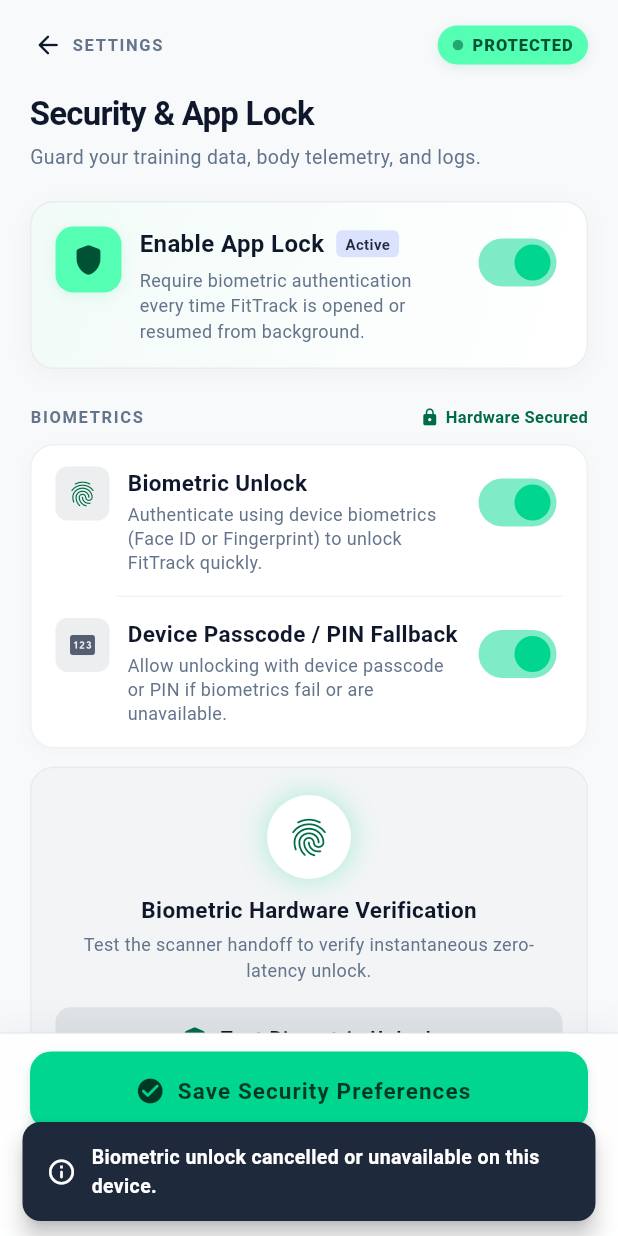
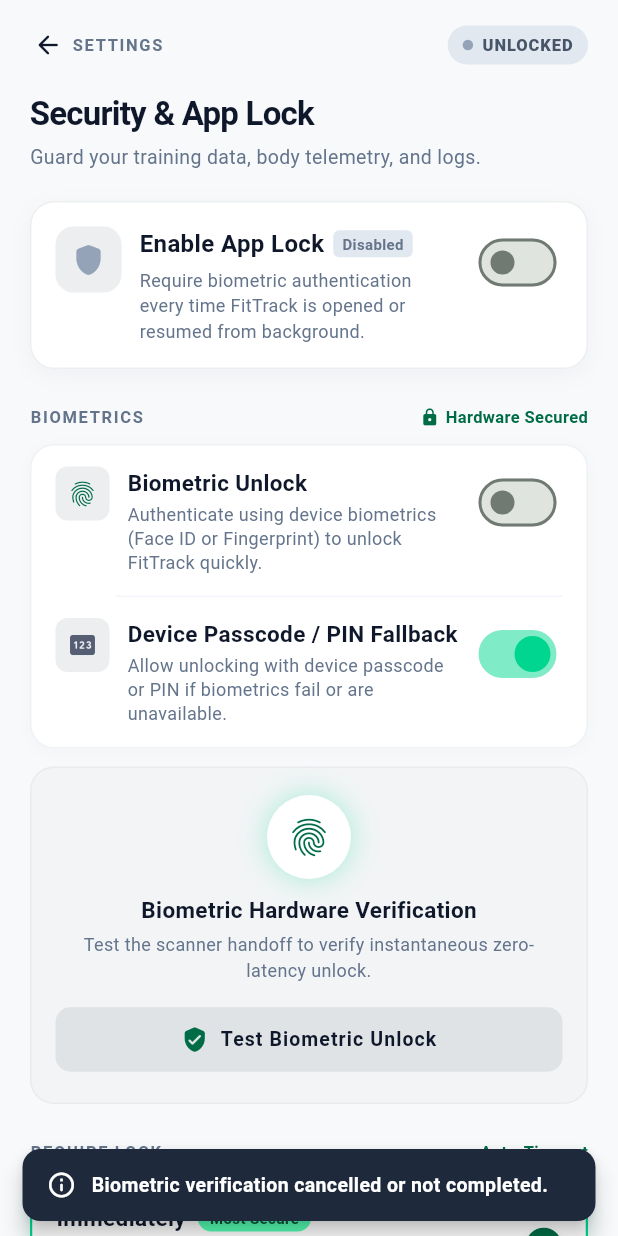
Before and after one commit to MasterDineth/FitTrack, a Flutter app: the SecurityAppLockScreen screen opened by its route, after a tap on "Test Biometric Unlock", on a phone screen of 412 x 824 dp. Run offline on Flutter 3.47's test engine with Material 3 defaults, Android fonts, the phone set to English and light mode, and no system bars; our stand-ins replace flutter_riverpod, freezed_annotation, go_router, image_picker, local_auth, riverpod_annotation and 2 more; accounts and stored records are empty; generated files the repository leaves out were written again; Roboto replaces fonts that are missing (Plus Jakarta Sans).

Commit message:
Add biometric auth support and lock UI updates
Enable Android biometric integration by adding biometric permissions and switching MainActivity to FlutterFragmentActivity for local_auth compatibility. Change default security settings so app lock and biometrics start disabled by default.

Improve biometric test feedback by storing the latest auth message in the security settings notifier and surfacing clearer success/failure/platform-exception messages in the screen snackbar. Refine the Security & App Lock UI to be fully scrollable, move save/compliance content into the scroll flow, and make lock status visuals and text adapt to enabled/disabled state while reducing overflow risks with Wrap-based header rows.

```diff
--- a/fittrack/lib/domain/entities/security_settings.dart
+++ b/fittrack/lib/domain/entities/security_settings.dart
@@ -50,8 +50,8 @@
   const SecuritySettings._();
 
   const factory SecuritySettings({
-    @Default(true) bool isAppLockEnabled,
-    @Default(true) bool isBiometricEnabled,
+    @Default(false) bool isAppLockEnabled,
+    @Default(false) bool isBiometricEnabled,
     @Default(true) bool isPasscodeFallbackEnabled,
     @Default(LockTimeout.immediate) LockTimeout lockTimeout,
     @Default(true) bool hideContent,
--- a/fittrack/lib/presentation/providers/security_settings_provider.dart
+++ b/fittrack/lib/presentation/providers/security_settings_provider.dart
@@ -11,6 +11,10 @@
 @Riverpod(keepAlive: true)
 class SecuritySettingsNotifier extends _$SecuritySettingsNotifier {
   final LocalAuthentication _localAuth = LocalAuthentication();
+  String? _lastAuthMessage;
+
+  /// Diagnostic message from the most recent biometric verification attempt.
+  String? get lastAuthMessage => _lastAuthMessage;
 
   @override
   FutureOr<SecuritySettings> build() async {
@@ -87,20 +91,36 @@
       final isSupported = await _localAuth.isDeviceSupported();
       final canCheck = await _localAuth.canCheckBiometrics;
 
-      if (!isSupported && !canCheck) {
-        debugPrint('LocalAuth: Biometric hardware is not available on this device/simulator.');
-      }
+      debugPrint('LocalAuth: isSupported=$isSupported, canCheck=$canCheck');
 
       final didAuthenticate = await _localAuth.authenticate(
         localizedReason:
             'Authenticate using biometrics to verify instant zero-latency FitTrack unlock',
       );
+
+      if (didAuthenticate) {
+        _lastAuthMessage =
+            'Hardware Token Authenticated: Sub-millisecond response confirmed.';
+      } else {
+        _lastAuthMessage =
+            'Biometric verification cancelled or not completed.';
+      }
       return didAuthenticate;
     } on PlatformException catch (e) {
       debugPrint('LocalAuth PlatformException: ${e.code} - ${e.message}');
+      if (e.code == 'NotEnrolled') {
+        _lastAuthMessage =
+            'No biometric credentials enrolled. Please register a fingerprint or face in Android settings.';
+      } else if (e.code == 'LockedOut') {
+        _lastAuthMessage =
+            'Biometric sensor locked out due to failed attempts. Please unlock with PIN first.';
+      } else {
+        _lastAuthMessage = e.message ?? 'Biometric authentication failed (${e.code}).';
+      }
       return false;
     } catch (e) {
       debugPrint('LocalAuth Error: $e');
+      _lastAuthMessage = 'Authentication error: $e';
       return false;
     }
   }
--- a/fittrack/lib/presentation/screens/settings/security_app_lock_screen.dart
+++ b/fittrack/lib/presentation/screens/settings/security_app_lock_screen.dart
@@ -8,7 +8,7 @@
 /// Security & App Lock Screen implemented to match Stitch specifications.
 ///
 /// Provides master toggle, biometric unlock settings, hardware verification test,
-/// auto-timeout options, and privacy guards.
+/// auto-timeout options, privacy guards, and scrolling save action.
 class SecurityAppLockScreen extends ConsumerStatefulWidget {
   const SecurityAppLockScreen({super.key});
 
@@ -52,6 +52,10 @@
     final notifier = ref.read(securitySettingsNotifierProvider.notifier);
 
     final success = await notifier.testBiometrics();
+    final message = notifier.lastAuthMessage ??
+        (success
+            ? 'Hardware Token Authenticated: Sub-millisecond response confirmed.'
+            : 'Biometric unlock cancelled or unavailable on this device.');
 
     if (!mounted) return;
     setState(() => _isTestingBiometrics = false);
@@ -69,9 +73,7 @@
             const SizedBox(width: 10),
             Expanded(
               child: Text(
-                success
-                    ? 'Hardware Token Authenticated: Sub-millisecond response confirmed.'
-                    : 'Biometric unlock cancelled or unavailable on this device.',
+                message,
                 style: const TextStyle(
                   fontFamily: 'Plus Jakarta Sans',
                   fontSize: 13,
@@ -85,7 +87,7 @@
         backgroundColor: success ? const Color(0xFF006C46) : AppColors.slate800,
         behavior: SnackBarBehavior.floating,
         shape: RoundedRectangleBorder(borderRadius: BorderRadius.circular(12)),
-        duration: const Duration(seconds: 3),
+        duration: const Duration(seconds: 4),
       ),
     );
   }
@@ -144,15 +146,13 @@
     return Scaffold(
       backgroundColor: AppColors.surface,
       body: SafeArea(
-        child: Column(
-          children: [
-            Expanded(
         child: SingleChildScrollView(
+          physics: const BouncingScrollPhysics(),
           padding: const EdgeInsets.symmetric(horizontal: 20, vertical: 16),
           child: Column(
             crossAxisAlignment: CrossAxisAlignment.start,
             children: [
-                    _buildTopHeader(context),
+              _buildTopHeader(context, settings),
               const SizedBox(height: 16),
               _buildScreenHeading(),
               const SizedBox(height: 20),
@@ -163,19 +163,19 @@
               _buildRequireLockSection(settings, notifier),
               const SizedBox(height: 24),
               _buildPrivacyDataGuardSection(settings, notifier),
-                    const SizedBox(height: 20),
+              const SizedBox(height: 28),
+              _buildSaveAndComplianceCard(),
+              const SizedBox(height: 24),
             ],
           ),
-              ),
-            ),
-            _buildBottomBar(),
-          ],
         ),
       ),
     );
   }
 
-  Widget _buildTopHeader(BuildContext context) {
+  Widget _buildTopHeader(BuildContext context, SecuritySettings settings) {
+    final isLocked = settings.isAppLockEnabled;
+
     return Row(
       mainAxisAlignment: MainAxisAlignment.spaceBetween,
       children: [
@@ -216,19 +216,22 @@
         Container(
           padding: const EdgeInsets.symmetric(horizontal: 10, vertical: 5),
           decoration: BoxDecoration(
-            color: const Color(0xFF54FEB3),
+            color: isLocked ? const Color(0xFF54FEB3) : const Color(0xFFE2E8F0),
             borderRadius: BorderRadius.circular(20),
-            boxShadow: const [
+            boxShadow: isLocked
+                ? const [
                     BoxShadow(
                       color: Color(0x1A006C46),
                       blurRadius: 6,
                       offset: Offset(0, 2),
                     ),
-            ],
+                  ]
+                : null,
           ),
           child: Row(
             mainAxisSize: MainAxisSize.min,
             children: [
+              if (isLocked)
                 FadeTransition(
                   opacity: _pulseAnimation,
                   child: Container(
@@ -239,16 +242,25 @@
                       shape: BoxShape.circle,
                     ),
                   ),
+                )
+              else
+                Container(
+                  width: 7,
+                  height: 7,
+                  decoration: const BoxDecoration(
+                    color: AppColors.slate400,
+                    shape: BoxShape.circle,
+                  ),
                 ),
               const SizedBox(width: 6),
-              const Text(
-                'PROTECTED',
+              Text(
+                isLocked ? 'PROTECTED' : 'UNLOCKED',
                 style: TextStyle(
                   fontFamily: 'Plus Jakarta Sans',
                   fontSize: 11,
                   fontWeight: FontWeight.w800,
                   letterSpacing: 0.6,
-                  color: Color(0xFF005234),
+                  color: isLocked ? const Color(0xFF005234) : AppColors.slate600,
                 ),
               ),
             ],
@@ -290,6 +302,8 @@
     SecuritySettings settings,
     SecuritySettingsNotifier notifier,
   ) {
+    final isEnabled = settings.isAppLockEnabled;
+
     return Container(
       decoration: BoxDecoration(
         color: AppColors.cardWhite,
@@ -304,9 +318,14 @@
             offset: Offset(0, 4),
           ),
         ],
-        gradient: const LinearGradient(
-          colors: [
+        gradient: LinearGradient(
+          colors: isEnabled
+              ? const [
                   Color(0xFFF2FBF7),
+                  AppColors.cardWhite,
+                ]
+              : const [
+                  AppColors.cardWhite,
                   AppColors.cardWhite,
                 ],
           begin: Alignment.topLeft,
@@ -321,20 +340,22 @@
             width: 44,
             height: 44,
             decoration: BoxDecoration(
-              color: const Color(0xFF54FEB3),
+              color: isEnabled ? const Color(0xFF54FEB3) : const Color(0xFFECEEF0),
               borderRadius: BorderRadius.circular(12),
-              boxShadow: const [
+              boxShadow: isEnabled
+                  ? const [
                       BoxShadow(
                         color: Color(0x2000D68F),
                         blurRadius: 8,
                         offset: Offset(0, 2),
                       ),
-              ],
+                    ]
+                  : null,
             ),
-            child: const Icon(
+            child: Icon(
               Icons.shield_rounded,
               size: 24,
-              color: Color(0xFF005234),
+              color: isEnabled ? const Color(0xFF005234) : AppColors.slate400,
             ),
           ),
           const SizedBox(width: 12),
@@ -342,7 +363,11 @@
             child: Column(
               crossAxisAlignment: CrossAxisAlignment.start,
               children: [
-                Row(
+                // Use Wrap to eliminate horizontal layout overflow on narrow displays
+                Wrap(
+                  crossAxisAlignment: WrapCrossAlignment.center,
+                  spacing: 6,
+                  runSpacing: 4,
                   children: [
                     const Text(
                       'Enable App Lock',
@@ -353,23 +378,26 @@
                         color: AppColors.slateDark,
                       ),
                     ),
-                    const SizedBox(width: 8),
                     Container(
                       padding: const EdgeInsets.symmetric(
                         horizontal: 6,
                         vertical: 2,
                       ),
                       decoration: BoxDecoration(
-                        color: const Color(0xFFDAE2FD),
+                        color: isEnabled
+                            ? const Color(0xFFDAE2FD)
+                            : const Color(0xFFE2E8F0),
                         borderRadius: BorderRadius.circular(4),
                       ),
-                      child: const Text(
-                        'Active',
+                      child: Text(
+                        isEnabled ? 'Active' : 'Disabled',
                         style: TextStyle(
                           fontFamily: 'Plus Jakarta Sans',
                           fontSize: 10,
                           fontWeight: FontWeight.w700,
-                          color: Color(0xFF1E293B),
+                          color: isEnabled
+                              ? const Color(0xFF1E293B)
+                              : AppColors.slate500,
                         ),
                       ),
                     ),
@@ -673,7 +701,10 @@
                   child: Column(
                     crossAxisAlignment: CrossAxisAlignment.start,
                     children: [
-                      Row(
+                      Wrap(
+                        crossAxisAlignment: WrapCrossAlignment.center,
+                        spacing: 8,
+                        runSpacing: 4,
                         children: [
                           Text(
                             timeout.title,
@@ -684,8 +715,7 @@
                               color: AppColors.slateDark,
                             ),
                           ),
-                          if (timeout.badge != null) ...[
-                            const SizedBox(width: 8),
+                          if (timeout.badge != null)
                             Container(
                               padding: const EdgeInsets.symmetric(
                                 horizontal: 8,
@@ -705,7 +735,6 @@
                                 ),
                               ),
                             ),
-                          ],
                         ],
                       ),
                       const SizedBox(height: 3),
@@ -901,24 +930,8 @@
     );
   }
 
-  Widget _buildBottomBar() {
-    return Container(
-      padding: const EdgeInsets.fromLTRB(20, 12, 20, 16),
-      decoration: BoxDecoration(
-        color: AppColors.cardWhite.withValues(alpha: 0.95),
-        border: const Border(
-          top: BorderSide(color: Color(0xFFE0E3E5), width: 0.6),
-        ),
-        boxShadow: const [
-          BoxShadow(
-            color: Color(0x0D0F172A),
-            blurRadius: 16,
-            offset: Offset(0, -4),
-          ),
-        ],
-      ),
-      child: Column(
-        mainAxisSize: MainAxisSize.min,
+  Widget _buildSaveAndComplianceCard() {
+    return Column(
       children: [
         SizedBox(
           width: double.infinity,
@@ -952,7 +965,7 @@
             ),
             style: ElevatedButton.styleFrom(
               backgroundColor: AppColors.kineticMint,
-                elevation: 3,
+              elevation: 2,
               shadowColor: AppColors.kineticMint.withValues(alpha: 0.35),
               shape: RoundedRectangleBorder(
                 borderRadius: BorderRadius.circular(14),
@@ -960,7 +973,7 @@
             ),
           ),
         ),
-          const SizedBox(height: 10),
+        const SizedBox(height: 12),
         const Row(
           crossAxisAlignment: CrossAxisAlignment.start,
           children: [
@@ -984,7 +997,6 @@
           ],
         ),
       ],
-      ),
     );
   }
 }
```
Also changed, not shown: fittrack/lib/domain/entities/security_settings.freezed.dart, fittrack/lib/domain/entities/security_settings.g.dart, 2 other files. Lines whose indentation alone changed are shown as unchanged.
